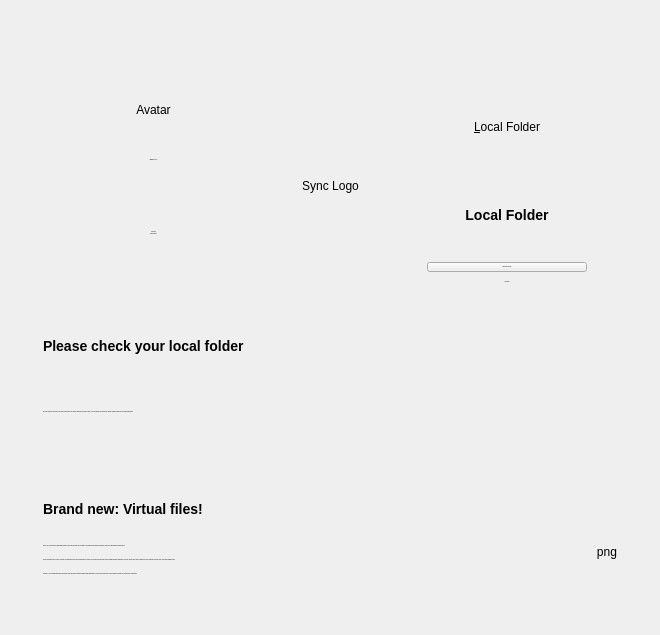
Old version of the form src/gui/wizard/owncloudadvancedsetuppage.ui in the repository nextmcloud/desktop.
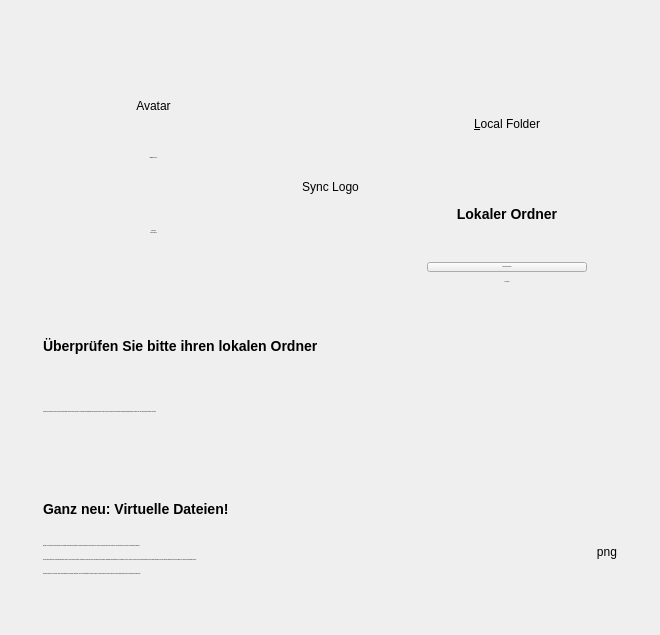
New version of the form.

Commit message: hardcoded german string

Diff of the .ui file:
```diff
--- a/src/gui/wizard/owncloudadvancedsetuppage.ui
+++ b/src/gui/wizard/owncloudadvancedsetuppage.ui
@@ -74,7 +74,7 @@
              <property name="sizeHint" stdset="0">
               <size>
                <width>20</width>
-               <height>64</height>
+               <height>60</height>
               </size>
              </property>
             </spacer>
@@ -234,7 +234,7 @@
              <property name="sizeHint" stdset="0">
               <size>
                <width>20</width>
-               <height>50</height>
+               <height>52</height>
               </size>
              </property>
             </spacer>
@@ -305,7 +305,7 @@
              <property name="sizeHint" stdset="0">
               <size>
                <width>20</width>
-               <height>64</height>
+               <height>60</height>
               </size>
              </property>
             </spacer>
@@ -360,7 +360,7 @@
               <string notr="true">font: 14px &quot;Segoe UI&quot;;</string>
              </property>
              <property name="text">
-              <string>&lt;html&gt;&lt;head/&gt;&lt;body&gt;&lt;p&gt;&lt;b&gt;&lt;span style=&quot; font-size:14px;&quot;&gt;Local Folder&lt;/span&gt;&lt;/b&gt;&lt;/p&gt;&lt;/body&gt;&lt;/html&gt;</string>
+              <string>&lt;html&gt;&lt;head/&gt;&lt;body&gt;&lt;p&gt;&lt;b&gt;&lt;span style=&quot; font-size:14px;&quot;&gt;Lokaler Ordner&lt;/span&gt;&lt;/b&gt;&lt;/p&gt;&lt;/body&gt;&lt;/html&gt;</string>
              </property>
              <property name="alignment">
               <set>Qt::AlignCenter</set>
@@ -546,7 +546,7 @@
               <string notr="true">font: 75 14px &quot;Segoe UI&quot;;</string>
              </property>
              <property name="text">
-              <string>&lt;html&gt;&lt;head/&gt;&lt;body&gt;&lt;p&gt;&lt;b&gt;&lt;span style=&quot; font-size:14px;&quot;&gt;Please check your local folder&lt;/span&gt;&lt;/b&gt;&lt;/p&gt;&lt;/body&gt;&lt;/html&gt;</string>
+              <string>&lt;html&gt;&lt;head/&gt;&lt;body&gt;&lt;p&gt;&lt;b&gt;&lt;span style=&quot; font-size:14px;&quot;&gt;Überprüfen Sie bitte ihren lokalen Ordner&lt;/span&gt;&lt;/b&gt;&lt;/p&gt;&lt;/body&gt;&lt;/html&gt;</string>
              </property>
              <property name="alignment">
               <set>Qt::AlignLeading|Qt::AlignLeft|Qt::AlignVCenter</set>
@@ -570,7 +570,7 @@
             <string notr="true">font: 13px &quot;Segoe UI&quot;;</string>
            </property>
            <property name="text">
-            <string>Due to the change to a new product, we cannot be sure where your previous MagentaCLOUD folder is stored. If you have adjusted the location in the previous software, please select the location again above.</string>
+            <string>Aufgrund des Wechsels zu einem neuen Produkt können wir nicht sicher erkennen, wo Ihr bisheriger MagentaCLOUD gespeichert ist. Sollten Sie den Speicherort in der bisherigen Software angepasst haben, so wählen Sie den Speicherort bitte oben erneut aus.</string>
            </property>
            <property name="alignment">
             <set>Qt::AlignLeading|Qt::AlignLeft|Qt::AlignVCenter</set>
@@ -611,7 +611,7 @@
             <string notr="true">font: 75 14px &quot;Segoe UI&quot;;</string>
            </property>
            <property name="text">
-            <string>&lt;html&gt;&lt;head/&gt;&lt;body&gt;&lt;p&gt;&lt;b&gt;&lt;span style=&quot; font-size:14px;&quot;&gt;Brand new: Virtual files!&lt;/span&gt;&lt;/b&gt;&lt;/p&gt;&lt;/body&gt;&lt;/html&gt;</string>
+            <string>&lt;html&gt;&lt;head/&gt;&lt;body&gt;&lt;p&gt;&lt;b&gt;&lt;span style=&quot; font-size:14px;&quot;&gt;Ganz neu: Virtuelle Dateien!&lt;/span&gt;&lt;/b&gt;&lt;/p&gt;&lt;/body&gt;&lt;/html&gt;</string>
            </property>
            <property name="alignment">
             <set>Qt::AlignLeading|Qt::AlignLeft|Qt::AlignVCenter</set>
@@ -635,7 +635,7 @@
               <string notr="true">font: 13px &quot;Segoe UI&quot;;</string>
              </property>
              <property name="text">
-              <string notr="true">&lt;html&gt;&lt;head/&gt;&lt;body&gt;&lt;p&gt;Files in your local folder are not downloaded completely all the time, but instead only on demand. The advantage is that all files and folders are visible to you without taking up storage space.&lt;/p&gt;&lt;p&gt;You can see whether a file is currently occupying your storage space by the green checkmarks in the explorer. You can also force folders and files to be available completely downloaded. To do this, right-click on the object, navigate to the entry &amp;quot;MagentaCLOUD&amp;quot; and select &amp;quot;Always make available locally&amp;quot;.&lt;/p&gt;&lt;p&gt;Conversely, you can release storage space more quickly in the same menu than would otherwise happen automatically. The blue cloud symbol shows you which objects are currently not consuming any storage space.&lt;/p&gt;&lt;/body&gt;&lt;/html&gt;</string>
+              <string notr="true">&lt;html&gt;&lt;head/&gt;&lt;body&gt;&lt;p&gt;Dateien in Ihrem lokalen Ordner werden nicht ständig vollständig heruntergeladen, sondern stattdessen nur auf Bedarf. Der Vorteil ist, dass alle Dateien und Ordner für Sie sichtbar sind, ohne dass sie Speicherplatz belegen.&lt;/p&gt;&lt;p&gt;Ob eine Datei gerade Ihren Speicherplatz belegt, sehen sie an den grünen Häkchen im Explorer. Sie können Ordner und Dateien auch zwingen vollständig heruntergeladen zur Verfügung zu stehen. Klicken Sie dazu mit der rechten Maustaste auf das Objekt, navigieren Sie zum Eintrag &quot;MagentaCLOUD&quot; und wählen Sie &quot;Immer lokal verfügbar machen&quot;.&lt;/p&gt;&lt;p&gt;Umgekehrt können Sie im selben Menü Speicherplatz schneller wieder freigeben, als es sonst automatisch geschehen würde. Das blaue Wolken-Symbol zeigt Ihnen, welche Objekte gerade keinen Speicherplatz verbrauchen.&lt;/p&gt;&lt;/body&gt;&lt;/html&gt;</string>
              </property>
              <property name="alignment">
               <set>Qt::AlignLeading|Qt::AlignLeft|Qt::AlignTop</set>
```
The commit also changes 1 other file.
